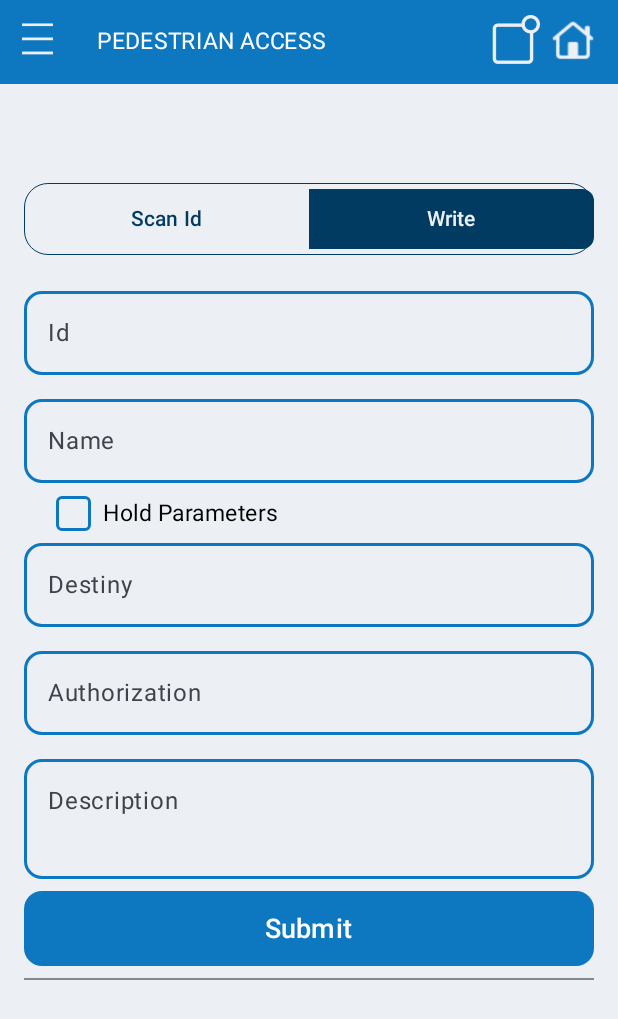
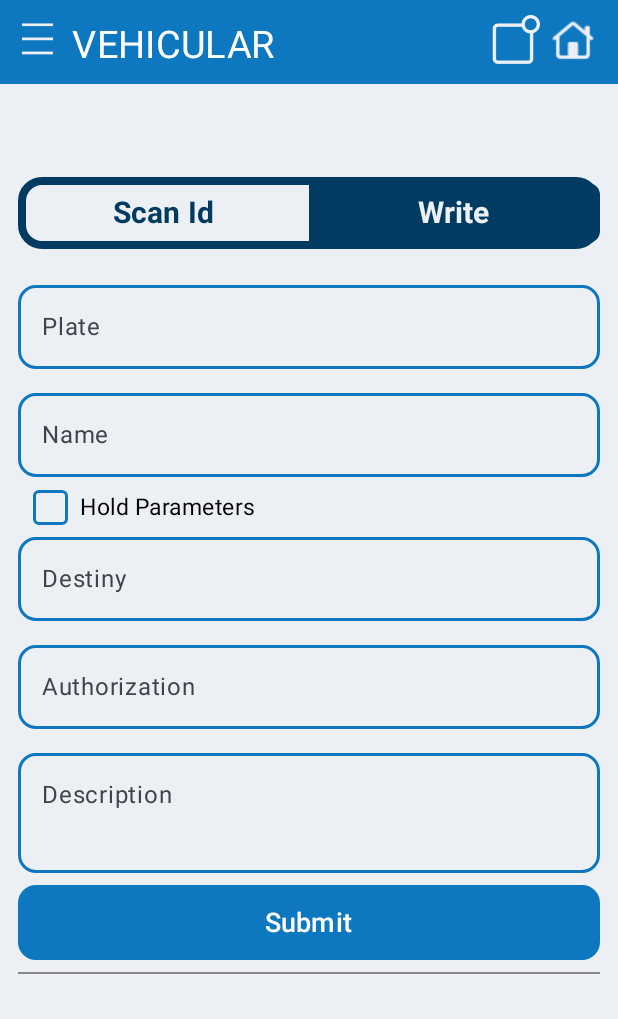
Before and after one commit to ftjuanxd/Aplicaciones-Moviles, an Android app built with Jetpack Compose: the screen it shows after launch (MainActivity), after a tap on "Write", on a phone screen of 412 x 824 dp. Shown: the top 1019 px of the screen. Run offline under Robolectric (Android 15) with nearby library versions, the phone set to English and light mode, and no system bars.

Commit message:
Create and Update Template Forms

```diff
--- a/Minapp_app/app/src/main/java/com/zonedev/minapp/MainActivity.kt
+++ b/Minapp_app/app/src/main/java/com/zonedev/minapp/MainActivity.kt
@@ -29,10 +29,12 @@ import androidx.compose.ui.unit.sp
 import com.zonedev.minapp.ui.theme.Components.ButtonApp
 import com.zonedev.minapp.ui.theme.MinappTheme
 import com.zonedev.minapp.ui.theme.Screen.Acces
+import com.zonedev.minapp.ui.theme.Screen.Element
 import com.zonedev.minapp.ui.theme.Screen.LoginApp
 import com.zonedev.minapp.ui.theme.Screen.MainScreen
 import com.zonedev.minapp.ui.theme.Screen.ProfileScreen
 import com.zonedev.minapp.ui.theme.Screen.Theme_Observations
+import com.zonedev.minapp.ui.theme.Screen.Vehicular
 import com.zonedev.minapp.ui.theme.background
 import com.zonedev.minapp.ui.theme.bodyFontFamily
 import com.zonedev.minapp.ui.theme.primary
@@ -45,7 +47,7 @@ class MainActivity : ComponentActivity() {
         enableEdgeToEdge()
         setContent {
             MinappTheme {
-                Acces()
+                Vehicular()
             }
         }
     }
--- a/Minapp_app/app/src/main/java/com/zonedev/minapp/ui/theme/Components/Component.kt
+++ b/Minapp_app/app/src/main/java/com/zonedev/minapp/ui/theme/Components/Component.kt
@@ -81,7 +81,7 @@ fun BaseScreen(
         Navbar(title, notificationIcon, logoIcon, fontSizeTitule, SizeIcon, endPadding)
         Spacer(modifier = Modifier.height(50.dp))
         Column(
-            modifier = Modifier.padding(16.dp),
+            modifier = Modifier.padding(12.dp),
             verticalArrangement = Arrangement.Top,
             horizontalAlignment = Alignment.CenterHorizontally
         ) {
@@ -261,7 +261,7 @@ fun SegmentedButton(ScanComponent: @Composable () -> Unit, TextComponent: @Compo
 
     Row(
         modifier = Modifier
-            .border(.5.dp, color_component, RoundedCornerShape(16.dp)),
+            .border(5.dp, color_component, RoundedCornerShape(16.dp)),
         verticalAlignment = Alignment.CenterVertically,
         horizontalArrangement = Arrangement.Center
     ) {
@@ -278,7 +278,11 @@ fun SegmentedButton(ScanComponent: @Composable () -> Unit, TextComponent: @Compo
             modifier = Modifier
                 .weight(2f)//
         ) {
-            Text(text = "Scan Id")
+            Text(
+                text = stringResource(R.string.Value_Default_Label_Camera),
+                fontSize = 20.sp,
+                fontWeight = FontWeight.Bold
+            )
         }
         Button(
             onClick = { selectedButton = 1 }, // Acción de seleccionar Write
@@ -291,7 +295,10 @@ fun SegmentedButton(ScanComponent: @Composable () -> Unit, TextComponent: @Compo
             modifier = Modifier
                 .weight(2f)
         ) {
-            Text(text = "Write")
+            Text(
+                text = stringResource(R.string.Value_Segmented_Button),
+                fontSize = 20.sp,
+                fontWeight = FontWeight.Bold)
         }
     }
     // Aquí se muestra el contenido según el botón seleccionado
@@ -310,7 +317,7 @@ fun CheckHold() {
     // Contenedor con el Checkbox y un Text para mostrar el estado
     Row(
         verticalAlignment = Alignment.CenterVertically,
-        modifier = Modifier.padding(end=190.dp)
+        modifier = Modifier.padding(end=220.dp)
     ) {
         Box(
             modifier = Modifier
@@ -380,7 +387,7 @@ fun FieldsThemes() {
 
 @OptIn(ExperimentalMaterial3Api::class)
 @Composable
-fun CameraCaptureExample() {
+fun CameraCaptureExample(vals:String = stringResource(R.string.Value_Default_Label_Camera)) {
     val context = LocalContext.current
     var capturedBitmap by remember { mutableStateOf<Bitmap?>(null) }
 
@@ -394,12 +401,12 @@ fun CameraCaptureExample() {
     }
     // Custom TextField que muestra la imagen capturada
     CustomTextField(
-        value = "Scan Id",
+        value = vals,
         onValueChange = {},
         isEnabled = false,
         modifier = Modifier
             .fillMaxWidth()
-            .padding(bottom = 16.dp),
+            .padding(bottom = 10.dp),
         label = "Upload File",
         pdHeight = 120.dp,
         onClick = {
--- /dev/null
+++ b/Minapp_app/app/src/main/java/com/zonedev/minapp/ui/theme/Components/Template.kt
@@ -0,0 +1,74 @@
+package com.zonedev.minapp.ui.theme.Components
+
+import androidx.compose.foundation.text.KeyboardOptions
+import androidx.compose.runtime.Composable
+import androidx.compose.runtime.getValue
+import androidx.compose.runtime.mutableStateOf
+import androidx.compose.runtime.remember
+import androidx.compose.runtime.setValue
+import androidx.compose.ui.res.stringResource
+import androidx.compose.ui.text.input.ImeAction
+import androidx.compose.ui.text.input.KeyboardType
+import com.zonedev.minapp.R
+
+@Composable
+fun Template_Scan(IsScreenElement: Boolean=false,vals:String = stringResource(R.string.Value_Default_Label_Camera)){
+
+    if (IsScreenElement){
+        //Camara de elementos
+        CameraCaptureExample(vals)
+        //Camara de Identificacion
+        CameraCaptureExample()
+        //Componentes
+        Components_Template()
+    }else{
+        //Camara de Elementos
+        CameraCaptureExample(vals)
+        //Componentes
+        Components_Template()
+    }
+}
+
+@Composable
+fun Template_Text(IsScreenElement: Boolean=false,Label_Id:String= stringResource(R.string.Value_Default_Label_Id)){
+    //variables de los textfield
+    var Id by remember { mutableStateOf("") }
+    var name by remember { mutableStateOf("") }
+
+    if (IsScreenElement){
+        CameraCaptureExample(stringResource(R.string.Value_Label_Element))
+    }
+    CustomTextField(
+        value = Id,
+        label = Label_Id,
+        onValueChange = { Id = it },
+        isEnabled = true,
+        KeyboardOptions.Default.copy(
+            keyboardType = KeyboardType.Text,
+            imeAction = ImeAction.Next,
+        )
+    )
+    //TextField Authorization
+    CustomTextField(
+        value = name,
+        label = "Name",
+        onValueChange = { name = it },
+        isEnabled = true,
+        KeyboardOptions.Default.copy(
+            keyboardType = KeyboardType.Text,
+            imeAction = ImeAction.Next,
+        )
+    )
+
+    Components_Template()
+}
+@Composable
+fun Components_Template(content: @Composable (() -> Unit)?=null){
+
+    CheckHold()
+    FieldsThemes()
+    //Button Submit
+    ButtonApp(stringResource(R.string.button_submit), { print("Hola") })
+    //Line diviser
+    Separetor()
+}
--- /dev/null
+++ b/Minapp_app/app/src/main/java/com/zonedev/minapp/ui/theme/Screen/Element.kt
@@ -0,0 +1,31 @@
+package com.zonedev.minapp.ui.theme.Screen
+
+import androidx.compose.runtime.Composable
+import androidx.compose.ui.res.stringResource
+import androidx.compose.ui.unit.dp
+import androidx.compose.ui.unit.sp
+import com.zonedev.minapp.R
+import com.zonedev.minapp.ui.theme.Components.BaseScreen
+import com.zonedev.minapp.ui.theme.Components.SegmentedButton
+import com.zonedev.minapp.ui.theme.Components.Template_Scan
+import com.zonedev.minapp.ui.theme.Components.Template_Text
+
+@Composable
+fun Element() {
+    BaseScreen(
+        stringResource(R.string.Name_Interfaz_Element),
+        R.drawable.notificacion,
+        R.drawable.logo_home,
+        content = {
+            SegmentedButton(
+                {
+                    Template_Scan(true, stringResource(R.string.Value_Label_Element))
+                },
+                {
+                    Template_Text(true)
+                }
+            )
+        },
+        25.sp,40.dp,130.dp
+    )
+}
--- a/Minapp_app/app/src/main/java/com/zonedev/minapp/ui/theme/Screen/Pedestrian_Acces.kt
+++ b/Minapp_app/app/src/main/java/com/zonedev/minapp/ui/theme/Screen/Pedestrian_Acces.kt
@@ -20,78 +20,25 @@ import com.zonedev.minapp.ui.theme.Components.CustomTextField
 import com.zonedev.minapp.ui.theme.Components.FieldsThemes
 import com.zonedev.minapp.ui.theme.Components.SegmentedButton
 import com.zonedev.minapp.ui.theme.Components.Separetor
+import com.zonedev.minapp.ui.theme.Components.Template_Scan
+import com.zonedev.minapp.ui.theme.Components.Template_Text
 
 @Composable
 fun Acces() {
     BaseScreen(
-        "PEDESTRIAN ACCESS",
+        stringResource(R.string.Name_Interfaz_Pedestrian_Access),
         R.drawable.notificacion,
         R.drawable.logo_home,
         content = {
             SegmentedButton(
                 {
-                    Components_Acces_Scan()
+                    Template_Scan()
                 },
                 {
-                    Components_Acces_Text()
+                    Template_Text()
                 }
             )
         },
         15.sp,40.dp,80.dp
     )
 }
-
-@Composable
-fun Components_Acces_Scan(){
-    //variables de los textfield
-    var destiny by remember { mutableStateOf("") }
-    var auto by remember { mutableStateOf("") }
-    var descrip by remember { mutableStateOf("") }
-
-    CameraCaptureExample()
-
-    CheckHold()
-
-    FieldsThemes()
-
-    //Button Submit
-    ButtonApp(stringResource(R.string.button_submit), { print("Hola") })
-    //Line diviser
-    Separetor()
-}
-@Composable
-fun Components_Acces_Text(){
-    //variables de los textfield
-    var Id by remember { mutableStateOf("") }
-    var name by remember { mutableStateOf("") }
-
-    CustomTextField(
-        value = Id,
-        label = "Id",
-        onValueChange = { Id = it },
-        isEnabled = true,
-        KeyboardOptions.Default.copy(
-            keyboardType = KeyboardType.Text,
-            imeAction = ImeAction.Next,
-        )
-    )
-    //TextField Authorization
-    CustomTextField(
-        value = name,
-        label = "Name",
-        onValueChange = { name = it },
-        isEnabled = true,
-        KeyboardOptions.Default.copy(
-            keyboardType = KeyboardType.Text,
-            imeAction = ImeAction.Next,
-        )
-    )
-
-    CheckHold()
-    //TextFieldS
-    FieldsThemes()
-    //Button Submit
-    ButtonApp(stringResource(R.string.button_submit), { print("Hola") })
-    //Line diviser
-    Separetor()
-}
--- /dev/null
+++ b/Minapp_app/app/src/main/java/com/zonedev/minapp/ui/theme/Screen/Vehicular.kt
@@ -0,0 +1,31 @@
+package com.zonedev.minapp.ui.theme.Screen
+
+import androidx.compose.runtime.Composable
+import androidx.compose.ui.res.stringResource
+import androidx.compose.ui.unit.dp
+import androidx.compose.ui.unit.sp
+import com.zonedev.minapp.R
+import com.zonedev.minapp.ui.theme.Components.BaseScreen
+import com.zonedev.minapp.ui.theme.Components.SegmentedButton
+import com.zonedev.minapp.ui.theme.Components.Template_Scan
+import com.zonedev.minapp.ui.theme.Components.Template_Text
+
+@Composable
+fun Vehicular() {
+    BaseScreen(
+        stringResource(R.string.Name_Interfaz_Vehicular),
+        R.drawable.notificacion,
+        R.drawable.logo_home,
+        content = {
+            SegmentedButton(
+                {
+                    Template_Scan(vals = stringResource(R.string.Value_Label_Vehicular_Scan))
+                },
+                {
+                    Template_Text(Label_Id = stringResource(R.string.Value_Label_Vehicular))
+                }
+            )
+        },
+        25.sp,40.dp,130.dp
+    )
+}
--- a/Minapp_app/app/src/main/res/values/strings.xml
+++ b/Minapp_app/app/src/main/res/values/strings.xml
@@ -24,4 +24,13 @@
     <string name="Section_Upload_Files">Upload Files</string>
     <string name="Label_Upload_Files">Evidences</string>
     <string name="Name_CheckHolder">Hold Parameters</string>
+    <string name="Name_Interfaz_Pedestrian_Access">PEDESTRIAN ACCESS</string>
+    <string name="Value_Default_Label_Camera">Scan Id</string>
+    <string name="Value_Segmented_Button">Write</string>
+    <string name="Name_Interfaz_Vehicular">VEHICULAR</string>
+    <string name="Name_Interfaz_Element">ELEMENT</string>
+    <string name="Value_Label_Element">Scan Element</string>
+    <string name="Value_Default_Label_Id">Id</string>
+    <string name="Value_Label_Vehicular">Plate</string>
+    <string name="Value_Label_Vehicular_Scan">Scan Transit License</string>
 </resources>
```
